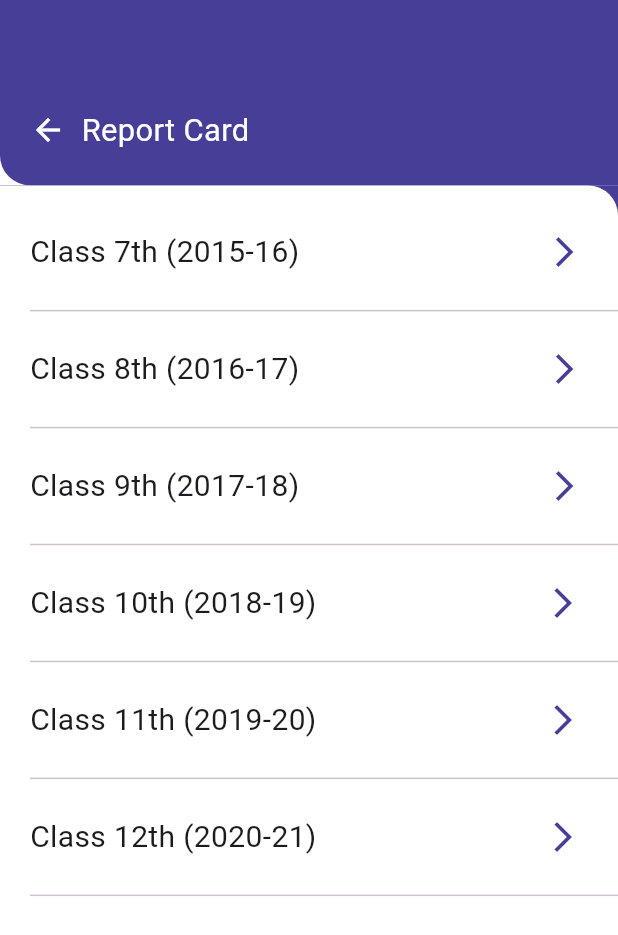
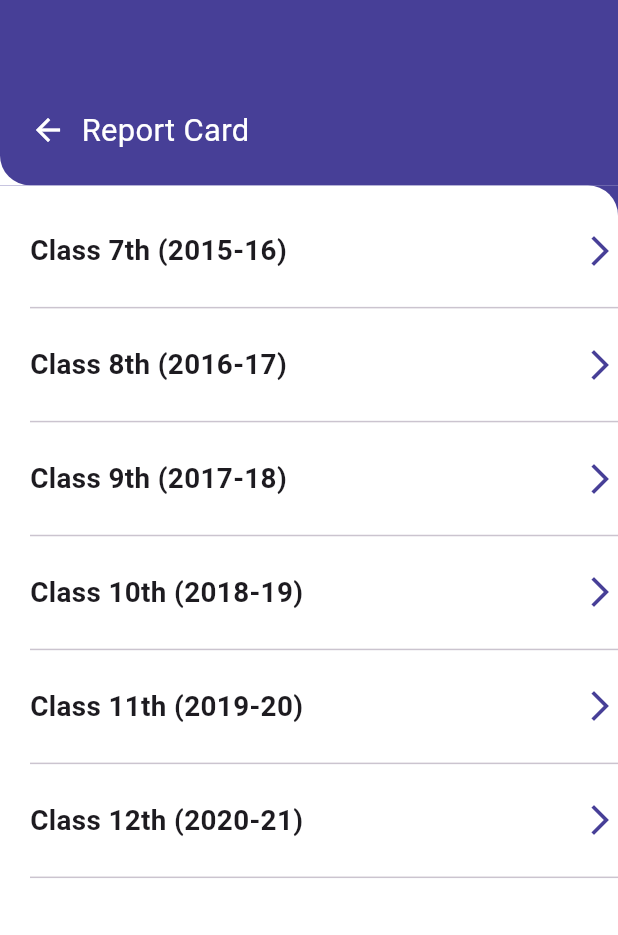
Before and after one commit to AyushhAswal/academix, a Flutter app: the ReportcardScreen screen opened directly, on a phone screen of 412 x 824 dp. Shown: the top 935 px of the screen. Run offline on Flutter 3.47's test engine with Material 3 defaults, Android fonts, the phone set to English and light mode, and no system bars; our stand-ins replace pinput, table_calendar.

Commit message:
created :reportcardsection_widget.dart,modify reportcard_screen.dart

```diff
--- a/lib/screens/reportcard_screen.dart
+++ b/lib/screens/reportcard_screen.dart
@@ -1,4 +1,5 @@
 import 'package:academix/Theme/themecolor.dart';
+import 'package:academix/widgets/Reportcard_widgets/reportcardsection_widget.dart';
 import 'package:flutter/material.dart';
 
 class ReportcardScreen extends StatefulWidget {
@@ -13,7 +14,7 @@ class _ReportcardScreenState extends State<ReportcardScreen> {
   Widget build(BuildContext context) {
     double screenWidth = MediaQuery.of(context).size.width;
     double screenHeight = MediaQuery.of(context).size.height;
-    return Scaffold(
+    return Scaffold( backgroundColor: Colors.white,
       body: SingleChildScrollView(
         child: Column(
           children: [
@@ -71,7 +72,7 @@ class _ReportcardScreenState extends State<ReportcardScreen> {
                   color: MyColors.primaryColor,
                 ),
                 Container(
-                  height: screenHeight,
+
                     width: screenWidth,
                     decoration: BoxDecoration(
                       color: Colors.white,
@@ -79,28 +80,12 @@ class _ReportcardScreenState extends State<ReportcardScreen> {
                         topRight: Radius.circular(20),
                       ),
                     ),
-                  child: Container(
                     child: Padding(
-                      padding: const EdgeInsets.only(top: 30,left: 20),
+                      padding: const EdgeInsets.only(top: 30, left: 20),
                       child: Column(
-                        crossAxisAlignment: CrossAxisAlignment.start,
                         children: [
-                          Row(
-                            children: [
-                              Text(
-                                "Class 7th (2015-16)",
-                                style: TextStyle(
-                                  fontSize: 20,
-                                ),
-                              ),
-                              SizedBox(
-                                width: screenWidth * .4,
-                              ),
-                              Icon(
-                                Icons.arrow_forward_ios,
-                                color: MyColors.primaryColor,
-                              )
-                            ],
+                          ReportcardsectionWidget(
+                            text: "Class 7th (2015-16)",
                           ),
                           SizedBox(
                             height: screenHeight * .02,
@@ -109,123 +94,60 @@ class _ReportcardScreenState extends State<ReportcardScreen> {
                           SizedBox(
                             height: screenHeight * .02,
                           ),
-                          Row(
-                            children: [
-                              Text(
-                                "Class 8th (2016-17)",
-                                style: TextStyle(
-                                  fontSize: 20,
-                                ),
+                          ReportcardsectionWidget(
+                            text: "Class 8th (2016-17)",
                           ),
                           SizedBox(
-                                width: screenWidth * .4,
-                              ),
-                              Icon(
-                                Icons.arrow_forward_ios,
-                                color: MyColors.primaryColor,
-                              )
-                            ],
-                          ),SizedBox(
                             height: screenHeight * .02,
                           ),
                           Divider(),
                           SizedBox(
                             height: screenHeight * .02,
                           ),
-                          Row(
-                            children: [
-                              Text(
-                                "Class 9th (2017-18)",
-                                style: TextStyle(
-                                  fontSize: 20,
-                                ),
+                          ReportcardsectionWidget(
+                            text: "Class 9th (2017-18)",
                           ),
                           SizedBox(
-                                width: screenWidth * .4,
-                              ),
-                              Icon(
-                                Icons.arrow_forward_ios,
-                                color: MyColors.primaryColor,
-                              )
-                            ],
-                          ),SizedBox(
                             height: screenHeight * .02,
                           ),
                           Divider(),
                           SizedBox(
                             height: screenHeight * .02,
                           ),
-                          Row(
-                            children: [
-                              Text(
-                                "Class 10th (2018-19)",
-                                style: TextStyle(
-                                  fontSize: 20,
-                                ),
+                          ReportcardsectionWidget(
+                            text: "Class 10th (2018-19)",
                           ),
                           SizedBox(
-                                width: screenWidth * .37,
-                              ),
-                              Icon(
-                                Icons.arrow_forward_ios,
-                                color: MyColors.primaryColor,
-                              )
-                            ],
-                          ),SizedBox(
                             height: screenHeight * .02,
                           ),
                           Divider(),
                           SizedBox(
                             height: screenHeight * .02,
                           ),
-                          Row(
-                            children: [
-                              Text(
-                                "Class 11th (2019-20)",
-                                style: TextStyle(
-                                  fontSize: 20,
-                                ),
+                          ReportcardsectionWidget(
+                            text: "Class 11th (2019-20)",
                           ),
                           SizedBox(
-                                width: screenWidth * .37,
-                              ),
-                              Icon(
-                                Icons.arrow_forward_ios,
-                                color: MyColors.primaryColor,
-                              )
-                            ],
-                          ),SizedBox(
                             height: screenHeight * .02,
                           ),
                           Divider(),
                           SizedBox(
                             height: screenHeight * .02,
                           ),
-                          Row(
-                            children: [
-                              Text(
-                                "Class 12th (2020-21)",
-                                style: TextStyle(
-                                  fontSize: 20,
-                                ),
+
+                          ReportcardsectionWidget(
+                            text: "Class 12th (2020-21)",
                           ),
                           SizedBox(
-                                width: screenWidth * .37,
-                              ),
-                              Icon(
-                                Icons.arrow_forward_ios,
-                                color: MyColors.primaryColor,
-                              )
-                            ],
-                          ), SizedBox(
                             height: screenHeight * .02,
                           ),
                           Divider(),
+                          SizedBox(
+                            height: screenHeight * .02,
+                          )
                         ],
                       ),
-                    ),
-                  ),
-                )
+                    ))
               ],
             )
           ],
```
Lines whose indentation alone changed are shown as unchanged.
